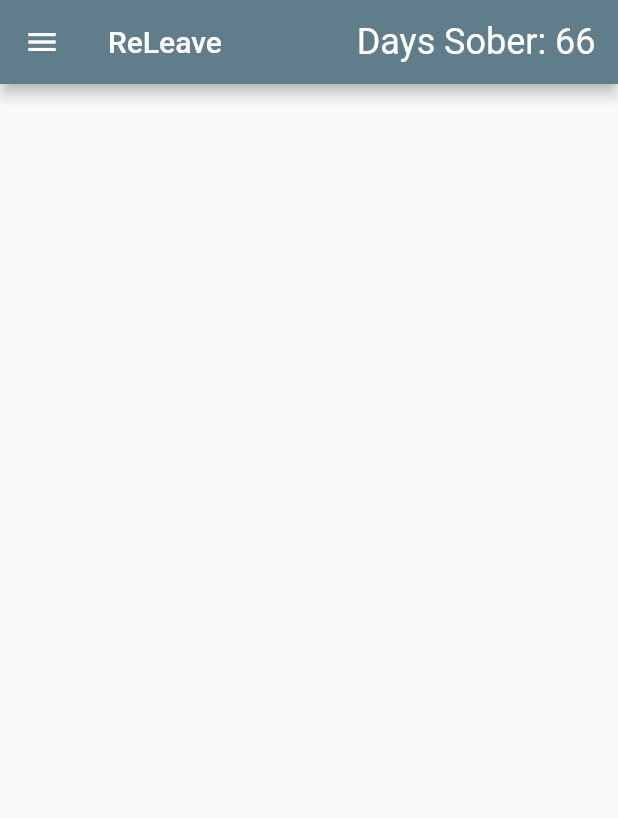
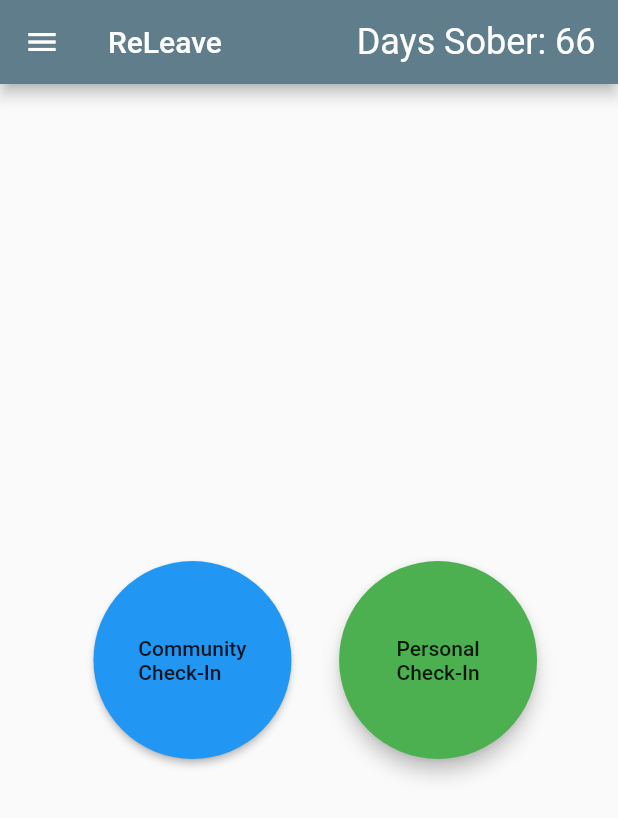
Before and after one commit to xNS5/ReLeave, a Flutter app: the screen it shows after launch, on a phone screen of 412 x 824 dp. Shown: the top 818 px of the screen. Run offline on Flutter 3.47's test engine with Material 2 defaults, Android fonts, the light colour scheme and no system bars; our stand-ins replace dio, sprintf, sqflite, table_calendar; missing offline and left inert: draw; accounts and stored records are empty.

Commit message:
Adding buttons to home screen

```diff
--- a/lib/main.dart
+++ b/lib/main.dart
@@ -46,22 +46,28 @@ class _HomeState extends State<HomePage>{
         ],
       ),
       body: Center(
-        child: Column(
-          // mainAxisAlignment: MainAxisAlignment.center,
-          // children: <Widget> [
-          //   RawMaterialButton(
-          //     onPressed: () {},
-          //     elevation: 2.0,
-          //     fillColor: Colors.lightBlue,
-          //     child: Icon(
-          //       Icons.circle,
-          //       size: 35.0,
-          //     ),
-          //     padding: EdgeInsets.all(15.0),
-          //     shape: CircleBorder(),
-          //   )
-          // ]
-
+        child: Row(
+          mainAxisSize: MainAxisSize.min,
+          // direction: Axis.horizontal,
+          children: <Widget> [
+              RaisedButton(
+                onPressed: () {Navigator.push(context, MaterialPageRoute(builder: (context) => CheckInLogMain()));},
+                color: Colors.blue,
+                splashColor: Colors.lightBlueAccent,
+                padding: EdgeInsets.fromLTRB(50, 50, 50, 50),
+                shape: CircleBorder(),
+                child: Text("Community\nCheck-In"),
+              ),
+             RaisedButton(
+                onPressed: () {Navigator.push(context, MaterialPageRoute(builder: (context) => CheckInMain()));},
+                elevation: 5,
+                color: Colors.green,
+                splashColor: Colors.greenAccent,
+                padding: EdgeInsets.fromLTRB(50, 50, 50, 50),
+                shape: CircleBorder(),
+                child: Text("Personal\nCheck-In"),
+              ),
+          ]
             ),
           )
         );
```
